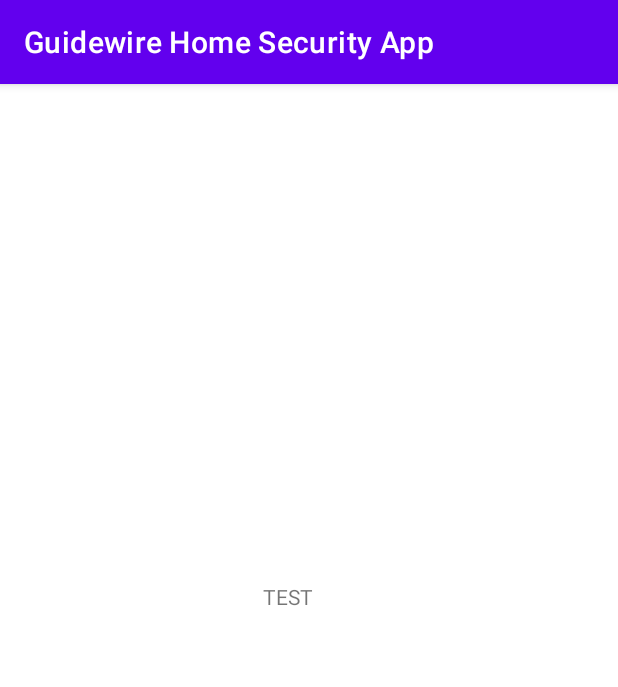
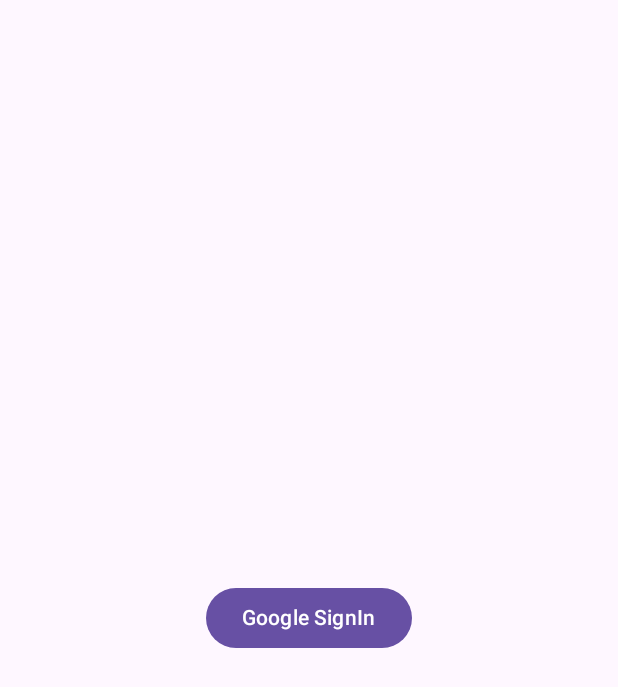
Before and after one commit to lf0rlance/sweng24-guidewirehomealarm, an Android app built with Jetpack Compose: the screen it shows after launch (MainActivity), on a phone screen of 412 x 824 dp. Shown: the top 687 px of the screen. Run offline under Robolectric (Android 15) with nearby library versions, the phone set to English and light mode, and no system bars.

Commit message:
Google Sign in Added! (frontend only)

```diff
--- a/frontend/app/src/main/java/com/example/guidewirehomesecurityapp/MainActivity.kt
+++ b/frontend/app/src/main/java/com/example/guidewirehomesecurityapp/MainActivity.kt
@@ -1,12 +1,73 @@
 package com.example.guidewirehomesecurityapp
 
 import android.os.Bundle
-import androidx.appcompat.app.AppCompatActivity
+import android.widget.Toast
+import androidx.activity.ComponentActivity
+import androidx.activity.compose.rememberLauncherForActivityResult
+import androidx.activity.compose.setContent
+import androidx.activity.result.contract.ActivityResultContracts
+import androidx.compose.foundation.layout.Arrangement
+import androidx.compose.foundation.layout.fillMaxSize
+import androidx.compose.material3.Scaffold
+import androidx.compose.runtime.Composable
+import androidx.compose.runtime.rememberCoroutineScope
+import androidx.compose.ui.Alignment
+import androidx.compose.ui.Modifier
+import androidx.compose.ui.platform.LocalContext
+import androidx.activity.enableEdgeToEdge
+import com.example.guidewirehomesecurityapp.ui.theme.LogInTheme
+import androidx.compose.foundation.layout.Column
+import androidx.compose.foundation.layout.padding
+import androidx.compose.material3.Button
+import androidx.compose.material3.Text
 
-class MainActivity : AppCompatActivity() {
 
+class MainActivity : ComponentActivity() {
     override fun onCreate(savedInstanceState: Bundle?) {
         super.onCreate(savedInstanceState)
-        setContentView(R.layout.activity_main)
+        enableEdgeToEdge()
+        setContent {
+            LogInTheme {
+                Scaffold(modifier = Modifier.fillMaxSize()) { innerPadding ->
+                    MainScreen(modifier = Modifier.padding(innerPadding))
+                }
+            }
+        }
     }
 }
+
+@Composable
+fun MainScreen(modifier: Modifier = Modifier){
+    val context = LocalContext.current
+    val scope = rememberCoroutineScope()
+    val launcher = rememberLauncherForActivityResult(contract = ActivityResultContracts.StartActivityForResult()){
+        GoogleSignInUtils.doGoogleSignIn(
+            context = context,
+            scope = scope,
+            launcher = null,
+            login = {
+                Toast.makeText(context,"Login Successful",Toast.LENGTH_SHORT).show()
+            }
+        )
+    }
+
+    Column(
+        modifier = modifier.fillMaxSize(),
+        verticalArrangement = Arrangement.Center,
+        horizontalAlignment = Alignment.CenterHorizontally
+    ) {
+
+        Button(onClick = {
+            GoogleSignInUtils.doGoogleSignIn(
+                context = context,
+                scope = scope,
+                launcher = launcher,
+                login = {
+                    Toast.makeText(context,"Login Successful",Toast.LENGTH_SHORT).show()
+                }
+            )
+        }) {
+            Text(text = "Google SignIn")
+        }
+    }
+}
--- /dev/null
+++ b/frontend/app/src/main/java/com/example/guidewirehomesecurityapp/ui/theme/Theme.kt
@@ -0,0 +1,11 @@
+package com.example.guidewirehomesecurityapp.ui.theme
+
+import androidx.compose.material3.MaterialTheme
+import androidx.compose.runtime.Composable
+
+@Composable
+fun LogInTheme(content: @Composable () -> Unit) {
+    MaterialTheme(
+        content = content
+    )
+}
--- a/frontend/app/src/main/res/values/strings.xml
+++ b/frontend/app/src/main/res/values/strings.xml
@@ -1,3 +1,4 @@
 <resources>
     <string name="app_name">Guidewire Home Security App</string>
+    <string name="web_client_id">1083851660390-v0qvq6b314fb3a05ogea6nfnpgicj7un.apps.googleusercontent.com</string>
 </resources>
--- a/frontend/build.gradle.kts
+++ b/frontend/build.gradle.kts
@@ -1,4 +1,5 @@
 // Top-level build file where you can add configuration options common to all sub-projects/modules.
 plugins {
     alias(libs.plugins.android.application) apply false
+    alias(libs.plugins.google.services) apply false
 }
```
Also changed, not shown: frontend/app/build.gradle.kts (+29 -5 lines), frontend/app/src/main/java/com/example/guidewirehomesecurityapp/GoogleSignInUtils.kt (added, +78 -0 lines), frontend/app/src/main/res/layout/activity_main.xml (+16 -4 lines), frontend/gradle/libs.versions.toml (+20 -0 lines), frontend/settings.gradle.kts (+1 -7 lines), 1 other file.
